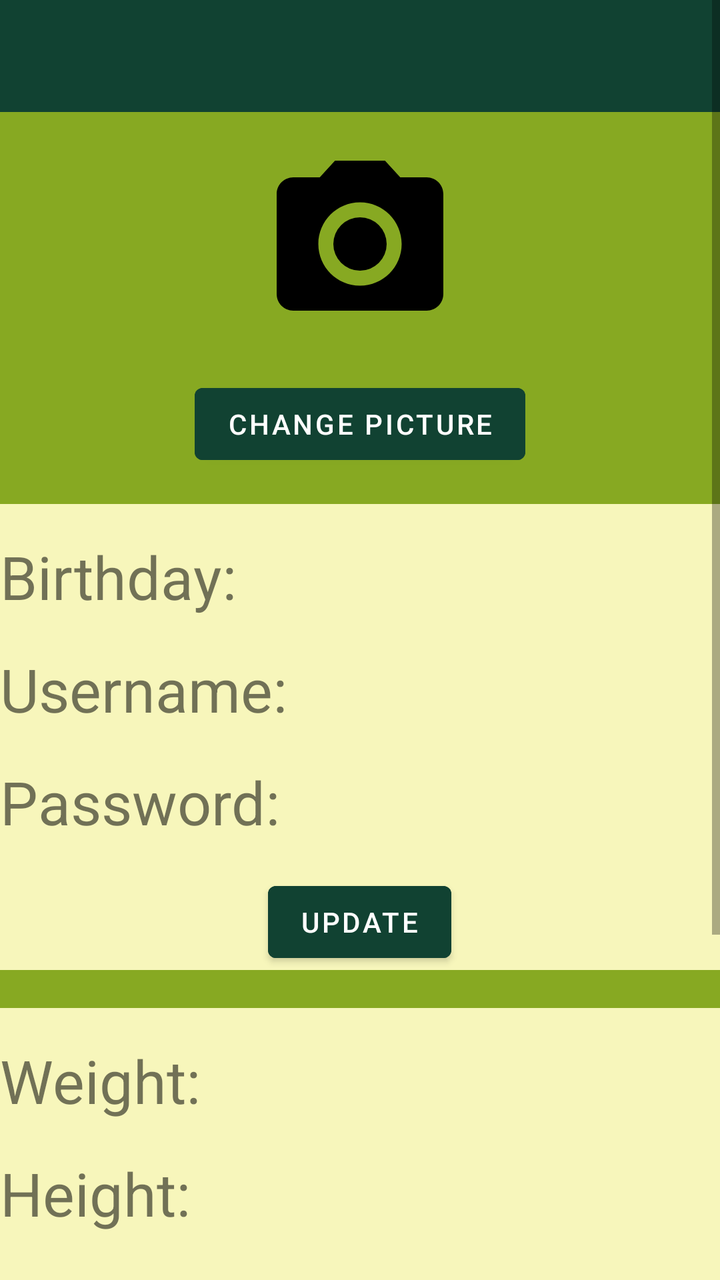
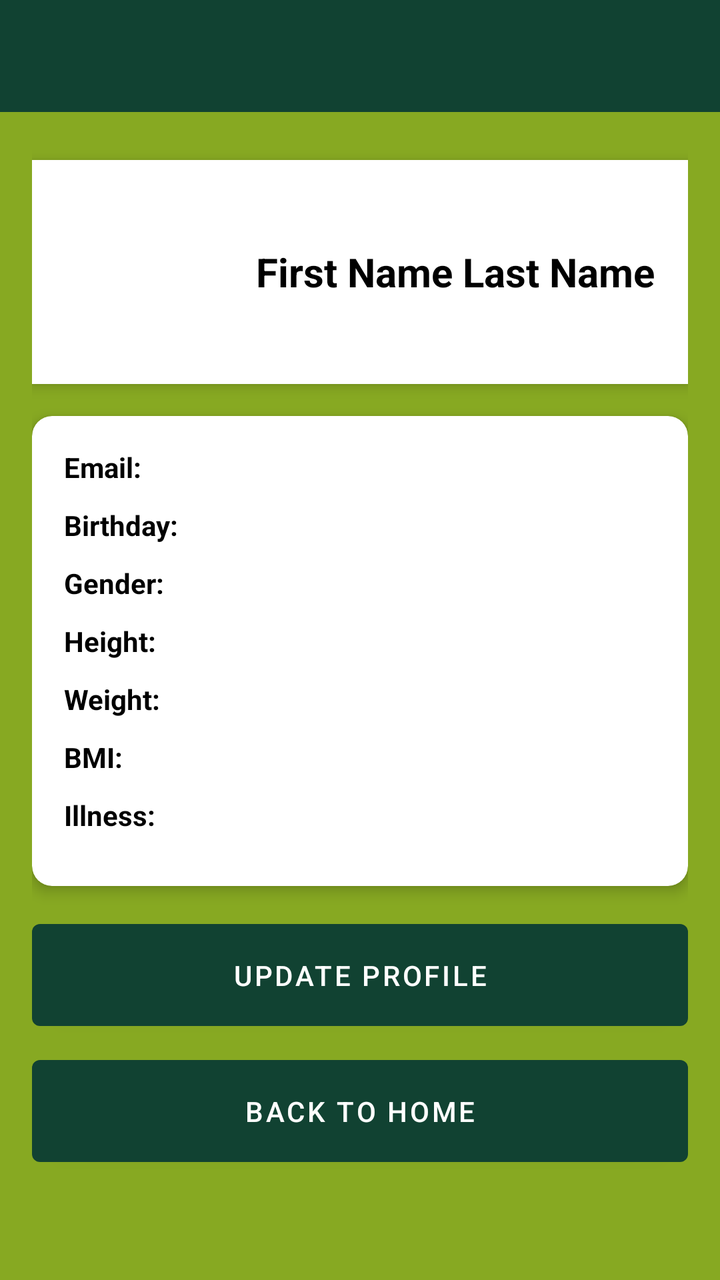

Screens rendered from an Android XML layout before and after an edit, with the pre-edit source and the edit as a unified diff.
<!-- AndroidManifest.xml: application theme AppTheme -->
<!-- res/layout/activity_profile.xml -->
<ScrollView android:orientation="vertical" android:layout_width="match_parent" android:layout_height="match_parent" android:id="@+id/outerContainer" android:background="#87A922" xmlns:android="http://schemas.android.com/apk/res/android"><LinearLayout android:orientation="vertical" android:minWidth="25px" android:minHeight="25px" android:layout_width="match_parent" android:layout_height="match_parent" android:id="@+id/linearLayout1" android:background="#87A922" xmlns:app="http://schemas.android.com/apk/res-auto" xmlns:android="http://schemas.android.com/apk/res/android"><com.google.android.material.appbar.AppBarLayout android:layout_width="match_parent" android:layout_height="wrap_content" android:theme="@style/AppTheme.AppBarOverlay"><androidx.appcompat.widget.Toolbar android:id="@+id/toolbar" android:layout_width="match_parent" android:layout_height="?attr/actionBarSize" android:background="?attr/colorPrimary" /></com.google.android.material.appbar.AppBarLayout><ImageView android:id="@+id/profile_picture" android:layout_width="100dp" android:layout_height="100dp" android:layout_marginBottom="16dp" android:layout_gravity="center" android:layout_marginTop="16dp" android:src="@drawable/ic_menu_camera" android:contentDescription="Profile Picture" /><Button android:id="@+id/change_picture_button" android:layout_width="wrap_content" android:backgroundTint="#114232" android:layout_height="wrap_content" android:layout_gravity="center" android:layout_marginBottom="16dp" android:text="Change Picture" /><LinearLayout android:orientation="vertical" android:layout_width="match_parent" android:layout_height="wrap_content" android:layout_gravity="center" android:gravity="center_horizontal" android:background="#F7F6BB"><TextView android:id="@+id/bday" android:text="Birthday:" android:textSize="30dp" android:layout_width="match_parent" android:layout_height="wrap_content" android:layout_marginTop="16dp" /><TextView android:id="@+id/username" android:text="Username:" android:textSize="30dp" android:layout_width="match_parent" android:layout_height="wrap_content" android:layout_marginTop="16dp" /><TextView android:id="@+id/password" android:text="Password:" android:textSize="30dp" android:layout_width="match_parent" android:layout_height="wrap_content" android:layout_marginTop="16dp" /><Button android:id="@+id/update_button1" android:layout_width="wrap_content" android:layout_height="wrap_content" android:backgroundTint="#114232" android:text="Update" android:layout_marginTop="16dp" /></LinearLayout><TextView android:layout_width="match_parent" android:layout_height="wrap_content" /><LinearLayout android:orientation="vertical" android:layout_width="match_parent" android:layout_height="wrap_content" android:layout_gravity="center" android:gravity="center_horizontal" android:background="#F7F6BB"><TextView android:id="@+id/weight_input" android:text="Weight:" android:textSize="30dp" android:layout_width="match_parent" android:layout_height="wrap_content" android:layout_marginTop="16dp" /><TextView android:id="@+id/height_input" android:text="Height:" android:textSize="30dp" android:layout_width="match_parent" android:layout_height="wrap_content" android:layout_marginTop="16dp" /><TextView android:id="@+id/BMI" android:text="BMI:" android:textSize="30dp" android:layout_width="match_parent" android:layout_height="wrap_content" android:layout_marginTop="16dp" /><Button android:id="@+id/update_button2" android:layout_width="wrap_content" android:layout_height="wrap_content" android:backgroundTint="#114232" android:text="Update" android:layout_marginTop="16dp" /></LinearLayout><TextView android:layout_width="match_parent" android:layout_height="wrap_content" /><LinearLayout android:orientation="vertical" android:layout_width="match_parent" android:layout_height="wrap_content" android:layout_gravity="center" android:gravity="center_horizontal" android:background="#F7F6BB"><TextView android:text="Diseases:" android:textSize="30dp" android:layout_width="match_parent" android:layout_height="wrap_content" android:layout_marginTop="16dp" /><ListView android:layout_width="wrap_content" android:layout_height="match_parent" android:id="@+id/listview1" android:layout_weight="1" /><Button android:id="@+id/update_button3" android:layout_width="wrap_content" android:layout_height="wrap_content" android:backgroundTint="#114232" android:text="Update" android:layout_marginTop="16dp" /></LinearLayout></LinearLayout></ScrollView>
<!-- resources referenced by this layout -->
<resources>
  <!-- drawable ic_menu_camera (drawable-v21) -->
  <vector android:width="24dp" android:height="24dp" android:viewportHeight="24.0" android:viewportWidth="24.0" xmlns:android="http://schemas.android.com/apk/res/android"><path android:fillColor="#FF000000" android:pathData="M12,12m-3.2,0a3.2,3.2 0,1 1,6.4 0a3.2,3.2 0,1 1,-6.4 0" /><path android:fillColor="#FF000000" android:pathData="M9,2L7.17,4H4c-1.1,0 -2,0.9 -2,2v12c0,1.1 0.9,2 2,2h16c1.1,0 2,-0.9 2,-2V6c0,-1.1 -0.9,-2 -2,-2h-3.17L15,2H9zm3,15c-2.76,0 -5,-2.24 -5,-5s2.24,-5 5,-5 5,2.24 5,5 -2.24,5 -5,5z" /></vector>
  <style name="AppTheme.AppBarOverlay" parent="ThemeOverlay.MaterialComponents.Dark.ActionBar" />
  <style name="AppTheme" parent="Theme.MaterialComponents.Light.DarkActionBar"><item name="colorPrimary">#114232</item><item name="colorPrimaryDark">@color/colorPrimaryDark</item><item name="colorAccent">@color/colorAccent</item><item name="windowActionBar">false</item><item name="windowNoTitle">true</item></style>
  <color name="colorPrimaryDark">#1B3147</color>
  <color name="colorAccent">#3498db</color>
</resources>

<!-- the commit's change to res/layout/activity_profile.xml (unified diff, before → after) -->
@@ -1 +1 @@
-<ScrollView android:orientation="vertical" android:layout_width="match_parent" android:layout_height="match_parent" android:id="@+id/outerContainer" android:background="#87A922" xmlns:android="http://schemas.android.com/apk/res/android"><LinearLayout android:orientation="vertical" android:minWidth="25px" android:minHeight="25px" android:layout_width="match_parent" android:layout_height="match_parent" android:id="@+id/linearLayout1" android:background="#87A922" xmlns:app="http://schemas.android.com/apk/res-auto" xmlns:android="http://schemas.android.com/apk/res/android"><com.google.android.material.appbar.AppBarLayout android:layout_width="match_parent" android:layout_height="wrap_content" android:theme="@style/AppTheme.AppBarOverlay"><androidx.appcompat.widget.Toolbar android:id="@+id/toolbar" android:layout_width="match_parent" android:layout_height="?attr/actionBarSize" android:background="?attr/colorPrimary" /></com.google.android.material.appbar.AppBarLayout><ImageView android:id="@+id/profile_picture" android:layout_width="100dp" android:layout_height="100dp" android:layout_marginBottom="16dp" android:layout_gravity="center" android:layout_marginTop="16dp" android:src="@drawable/ic_menu_camera" android:contentDescription="Profile Picture" /><Button android:id="@+id/change_picture_button" android:layout_width="wrap_content" android:backgroundTint="#114232" android:layout_height="wrap_content" android:layout_gravity="center" android:layout_marginBottom="16dp" android:text="Change Picture" /><LinearLayout android:orientation="vertical" android:layout_width="match_parent" android:layout_height="wrap_content" android:layout_gravity="center" android:gravity="center_horizontal" android:background="#F7F6BB"><TextView android:id="@+id/bday" android:text="Birthday:" android:textSize="30dp" android:layout_width="match_parent" android:layout_height="wrap_content" android:layout_marginTop="16dp" /><TextView android:id="@+id/username" android:text="Username:" android:textSize="30dp" android:layout_width="match_parent" android:layout_height="wrap_content" android:layout_marginTop="16dp" /><TextView android:id="@+id/password" android:text="Password:" android:textSize="30dp" android:layout_width="match_parent" android:layout_height="wrap_content" android:layout_marginTop="16dp" /><Button android:id="@+id/update_button1" android:layout_width="wrap_content" android:layout_height="wrap_content" android:backgroundTint="#114232" android:text="Update" android:layout_marginTop="16dp" /></LinearLayout><TextView android:layout_width="match_parent" android:layout_height="wrap_content" /><LinearLayout android:orientation="vertical" android:layout_width="match_parent" android:layout_height="wrap_content" android:layout_gravity="center" android:gravity="center_horizontal" android:background="#F7F6BB"><TextView android:id="@+id/weight_input" android:text="Weight:" android:textSize="30dp" android:layout_width="match_parent" android:layout_height="wrap_content" android:layout_marginTop="16dp" /><TextView android:id="@+id/height_input" android:text="Height:" android:textSize="30dp" android:layout_width="match_parent" android:layout_height="wrap_content" android:layout_marginTop="16dp" /><TextView android:id="@+id/BMI" android:text="BMI:" android:textSize="30dp" android:layout_width="match_parent" android:layout_height="wrap_content" android:layout_marginTop="16dp" /><Button android:id="@+id/update_button2" android:layout_width="wrap_content" android:layout_height="wrap_content" android:backgroundTint="#114232" android:text="Update" android:layout_marginTop="16dp" /></LinearLayout><TextView android:layout_width="match_parent" android:layout_height="wrap_content" /><LinearLayout android:orientation="vertical" android:layout_width="match_parent" android:layout_height="wrap_content" android:layout_gravity="center" android:gravity="center_horizontal" android:background="#F7F6BB"><TextView android:text="Diseases:" android:textSize="30dp" android:layout_width="match_parent" android:layout_height="wrap_content" android:layout_marginTop="16dp" /><ListView android:layout_width="wrap_content" android:layout_height="match_parent" android:id="@+id/listview1" android:layout_weight="1" /><Button android:id="@+id/update_button3" android:layout_width="wrap_content" android:layout_height="wrap_content" android:backgroundTint="#114232" android:text="Update" android:layout_marginTop="16dp" /></LinearLayout></LinearLayout></ScrollView>
+<ScrollView android:orientation="vertical" android:layout_width="match_parent" android:layout_height="match_parent" android:id="@+id/outerContainer" android:background="#87A922" xmlns:android="http://schemas.android.com/apk/res/android"><LinearLayout android:orientation="vertical" android:minWidth="25px" android:minHeight="25px" android:layout_width="match_parent" android:layout_height="match_parent" android:id="@+id/linearLayout1" android:background="#87A922" xmlns:app="http://schemas.android.com/apk/res-auto" xmlns:android="http://schemas.android.com/apk/res/android"><com.google.android.material.appbar.AppBarLayout android:layout_width="match_parent" android:layout_height="wrap_content" android:theme="@style/AppTheme.AppBarOverlay"><androidx.appcompat.widget.Toolbar android:id="@+id/toolbar" android:layout_width="match_parent" android:layout_height="?attr/actionBarSize" android:background="?attr/colorPrimary" /></com.google.android.material.appbar.AppBarLayout><LinearLayout android:orientation="vertical" android:layout_width="match_parent" android:layout_height="wrap_content" android:padding="16dp"><LinearLayout android:layout_width="match_parent" android:layout_height="wrap_content" android:orientation="horizontal" android:padding="16dp" android:background="#FFFFFF" android:gravity="center_vertical" android:elevation="4dp" android:layout_marginBottom="16dp" android:layout_marginTop="8dp"><ImageView android:id="@+id/img_ProfilePicture" android:layout_width="80dp" android:layout_height="80dp" android:src="@drawable/ic_profile_placeholder" android:layout_marginRight="16dp" android:contentDescription="Profile Picture" android:background="?attr/selectableItemBackgroundBorderless" android:scaleType="centerCrop" android:layout_gravity="center_vertical" android:clipToOutline="true" android:backgroundTint="#FFFFFF" android:backgroundTintMode="src_in" app:cornerRadius="40dp" /><LinearLayout android:layout_width="1dp" android:layout_height="wrap_content" android:layout_weight="1" android:orientation="vertical"><TextView android:id="@+id/txtV_ProfileFullName" android:layout_width="wrap_content" android:layout_height="wrap_content" android:text="First Name Last Name" android:textSize="20sp" android:textStyle="bold" android:textColor="#000000" /></LinearLayout></LinearLayout><androidx.cardview.widget.CardView android:layout_width="match_parent" android:layout_height="wrap_content" android:layout_marginBottom="8dp" app:cardElevation="4dp" app:cardCornerRadius="10dp" android:background="#FFFFFF"><LinearLayout android:orientation="vertical" android:layout_width="match_parent" android:layout_height="wrap_content" android:padding="16dp"><TextView android:id="@+id/txtV_ProfileEmail" android:layout_width="match_parent" android:layout_height="wrap_content" android:text="Email:" android:textStyle="bold" android:textColor="#000000" android:paddingBottom="10dp" /><TextView android:id="@+id/txtV_ProfileBirthday" android:layout_width="match_parent" android:layout_height="wrap_content" android:text="Birthday:" android:textStyle="bold" android:textColor="#000000" android:paddingBottom="10dp" /><TextView android:id="@+id/txtV_ProfileGender" android:layout_width="match_parent" android:layout_height="wrap_content" android:text="Gender:" android:textStyle="bold" android:textColor="#000000" android:paddingBottom="10dp" /><TextView android:id="@+id/txtV_ProfileHeight" android:layout_width="match_parent" android:layout_height="wrap_content" android:text="Height:" android:textStyle="bold" android:textColor="#000000" android:paddingBottom="10dp" /><TextView android:id="@+id/txtV_ProfileWeight" android:layout_width="match_parent" android:layout_height="wrap_content" android:text="Weight:" android:textStyle="bold" android:textColor="#000000" android:paddingBottom="10dp" /><TextView android:id="@+id/txtV_ProfileBMI" android:layout_width="match_parent" android:layout_height="wrap_content" android:text="BMI:" android:textStyle="bold" android:textColor="#000000" android:paddingBottom="10dp" /><TextView android:id="@+id/txtV_ProfileIllness" android:layout_width="match_parent" android:layout_height="wrap_content" android:text="Illness:" android:textStyle="bold" android:textColor="#000000" android:paddingBottom="10dp" /></LinearLayout></androidx.cardview.widget.CardView><Button android:id="@+id/btn_UpdateProfile" android:layout_width="match_parent" android:layout_height="wrap_content" android:text="Update Profile" android:padding="16dp" android:layout_marginTop="5dp" /><Button android:id="@+id/btn_BackToHome" android:layout_width="match_parent" android:layout_height="wrap_content" android:text="Back to Home" android:padding="16dp" android:layout_marginTop="5dp" /></LinearLayout></LinearLayout></ScrollView>
<!-- resource entries referenced after the edit -->
@@ -1,7 +1,7 @@
 <!-- resources referenced by this layout -->
 <resources>
-  <!-- drawable ic_menu_camera (drawable-v21) -->
-  <vector android:width="24dp" android:height="24dp" android:viewportHeight="24.0" android:viewportWidth="24.0" xmlns:android="http://schemas.android.com/apk/res/android"><path android:fillColor="#FF000000" android:pathData="M12,12m-3.2,0a3.2,3.2 0,1 1,6.4 0a3.2,3.2 0,1 1,-6.4 0" /><path android:fillColor="#FF000000" android:pathData="M9,2L7.17,4H4c-1.1,0 -2,0.9 -2,2v12c0,1.1 0.9,2 2,2h16c1.1,0 2,-0.9 2,-2V6c0,-1.1 -0.9,-2 -2,-2h-3.17L15,2H9zm3,15c-2.76,0 -5,-2.24 -5,-5s2.24,-5 5,-5 5,2.24 5,5 -2.24,5 -5,5z" /></vector>
+  <!-- drawable ic_profile_placeholder (drawable) -->
+  <vector android:width="24dp" android:height="24dp" android:viewportHeight="24.0" android:viewportWidth="24.0" xmlns:android="http://schemas.android.com/apk/res/android"><path android:fillColor="#CCCCCC" android:pathData="M12,2C6.48,2 2,6.48 2,12s4.48,10 10,10 10,-4.48 10,-10S17.52,2 12,2zm0,18c-4.41,0 -8,-3.59 -8,-8s3.59,-8 8,-8 8,3.59 8,8 -3.59,8 -8,8z" /><path android:fillColor="#FFFFFF" android:pathData="M12,12m-3.2,0a3.2,3.2 0,1 1,6.4 0a3.2,3.2 0,1 1,-6.4 0" /><path android:fillColor="#FFFFFF" android:pathData="M9,2L7.17,4H4c-1.1,0 -2,0.9 -2,2v12c0,1.1 0.9,2 2,2h16c1.1,0 2,-0.9 2,-2V6c0,-1.1 -0.9,-2 -2,-2h-3.17L15,2H9zm3,15c-2.76,0 -5,-2.24 -5,-5s2.24,-5 5,-5 5,2.24 5,5 -2.24,5 -5,5z" /></vector>
   <style name="AppTheme.AppBarOverlay" parent="ThemeOverlay.MaterialComponents.Dark.ActionBar" />
   <style name="AppTheme" parent="Theme.MaterialComponents.Light.DarkActionBar"><item name="colorPrimary">#114232</item><item name="colorPrimaryDark">@color/colorPrimaryDark</item><item name="colorAccent">@color/colorAccent</item><item name="windowActionBar">false</item><item name="windowNoTitle">true</item></style>
   <color name="colorPrimaryDark">#1B3147</color>
